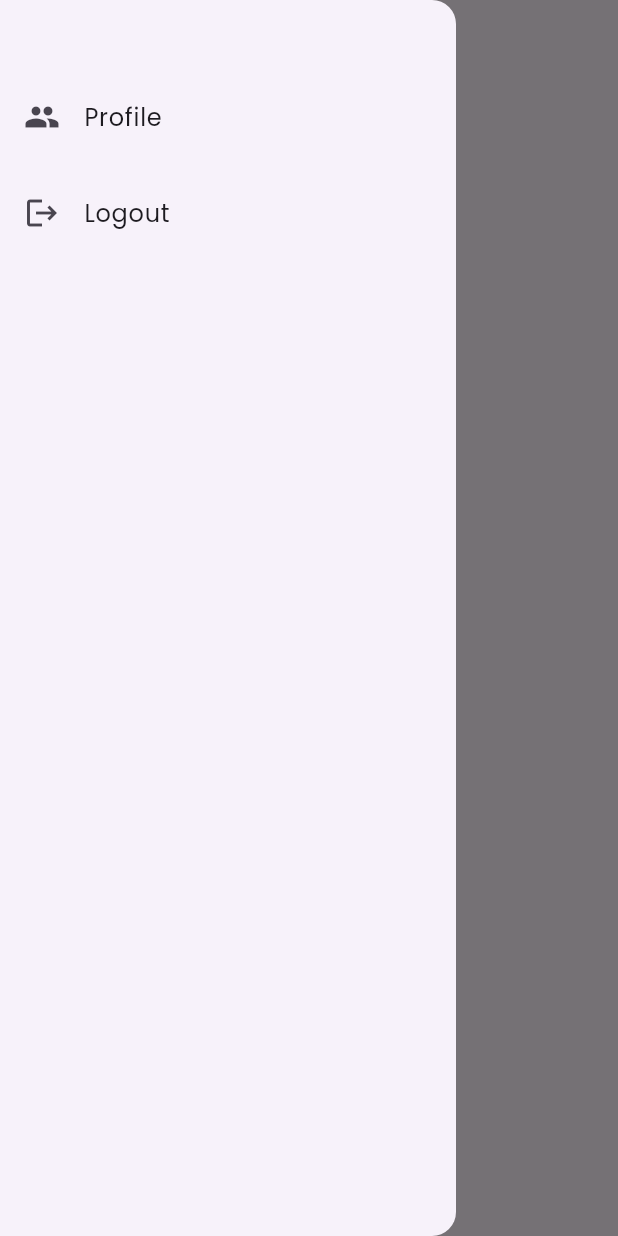
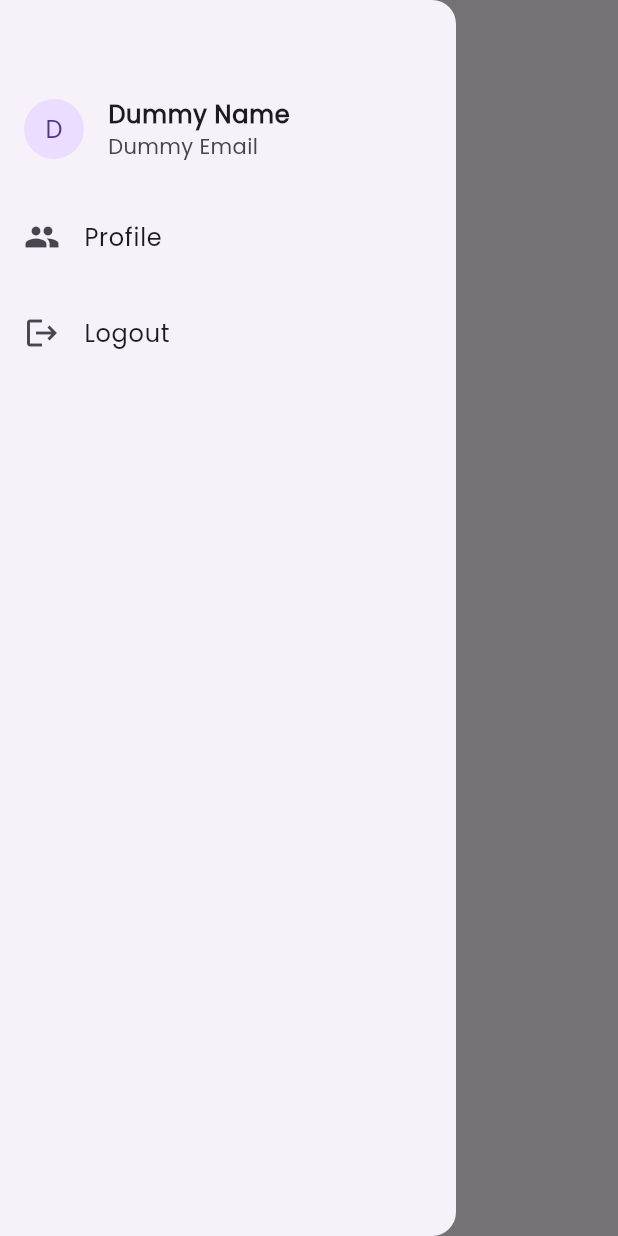
Before and after one commit to Clmokaya/Globalchat_app, a Flutter app: the DashboardScreen screen opened directly, with the side drawer open, on a phone screen of 412 x 824 dp. Run offline on Flutter 3.47's test engine with Material 3 defaults, Android fonts, the phone set to English and light mode, and no system bars; our stand-ins replace cloud_firestore, firebase_auth, firebase_core; accounts and stored records are empty.

Commit message:
working on the dashboard

```diff
--- a/lib/screens/dashboard_screen.dart
+++ b/lib/screens/dashboard_screen.dart
@@ -1,7 +1,10 @@
 import 'package:flutter/material.dart';
 import 'package:firebase_auth/firebase_auth.dart';
+import 'package:globalchat/providers/userProvider.dart';
 import 'package:globalchat/screens/profile_screen.dart';
 import 'package:globalchat/screens/splash_screen.dart';
+import 'package:cloud_firestore/cloud_firestore.dart';
+import 'package:provider/provider.dart';
 
 class DashboardScreen extends StatefulWidget {
   const DashboardScreen({super.key});
@@ -12,17 +15,63 @@ class DashboardScreen extends StatefulWidget {
 
 class _DashboardScreenState extends State<DashboardScreen> {
   var user = FirebaseAuth.instance.currentUser;
+  var db = FirebaseFirestore.instance;
+
+  List<Map<String, dynamic>> chatroomsList = [];
+
+  void getChatrooms() {
+    db.collection("chatrooms").get().then((dataSnapshot) {
+      for (var singleChatroomData in dataSnapshot.docs) {
+        chatroomsList.add(singleChatroomData.data());
+        setState(() {});
+      }
+    });
+  }
+
+  @override
+  void initState() {
+    getChatrooms(); // TODO: implement initState
+    super.initState();
+  }
 
   @override
   Widget build(BuildContext context) {
+    var userProvider = Provider.of<UserProvider>(context);
+
     return Scaffold(
-      appBar: AppBar(title: Text('Global Chat')),
+        appBar: AppBar(
+          title: Text('Global Chat'),
+          leading: CircleAvatar(
+            child: Text(userProvider.userName[0]),
+          ),
+        ),
         drawer: Drawer(
           child: Container(
             child: Column(
               children: [
                 SizedBox(
                   height: 50,
+                ),
+                ListTile(
+                  onTap: () async {
+                    Navigator.push(
+                      context,
+                      MaterialPageRoute(builder: (context) {
+                        return ProfileScreen();
+                      }),
+                    );
+                  },
+                  leading: CircleAvatar(
+                    child: Text(userProvider.userName[0]),
+                  ),
+                  title: Text(
+                    userProvider.userName,
+                    style: TextStyle(fontWeight: FontWeight.bold),
+                  ),
+                  subtitle: Text(userProvider.userEmail),
+                ),
+                SizedBox(
+                  height: 8,
                 ),
                 ListTile(
                   onTap: () async {
@@ -56,12 +105,17 @@ class _DashboardScreenState extends State<DashboardScreen> {
             ),
           ),
         ),
-      body: Column(
-        children: [
-          Text('Welcome,'),
-          Text((user?.email ?? "").toString()),
-        ],
+        body: ListView.builder(
+            itemCount: chatroomsList.length,
+            itemBuilder: (BuildContext context, int index) {
+              String chatroomName = chatroomsList[index]["chatroom_name"] ?? "";
+              return ListTile(
+                leading: CircleAvatar(
+                  child: Text(chatroomName[0]),
                 ),
+                title: Text(chatroomName),
+                subtitle: Text(chatroomsList[index]["desc"] ?? ""),
               );
+            }));
   }
 }
```
Lines whose indentation alone changed are shown as unchanged.
